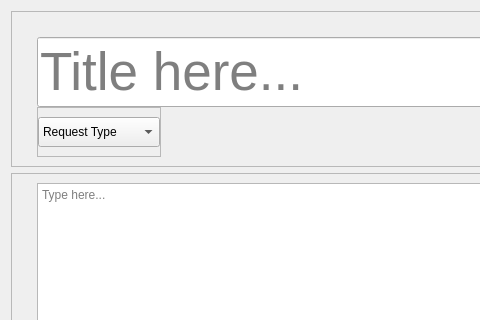
Before: the Qt Designer form ui/Submit_request_form.ui in TransparentGlass/Merlin-s-Lamp--Request-Manager, drawn with Qt 5; both pictures show x 0 to 480 and y 0 to 320 of the 652 by 492 pixel window.
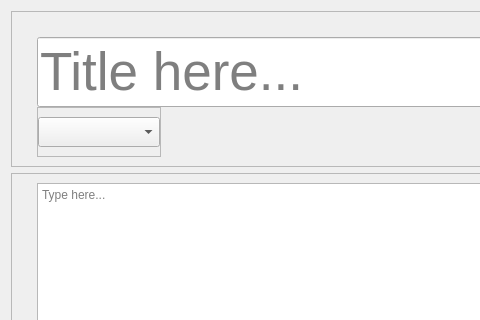
After: the same form once the commit is applied.

Patch:
```diff
--- a/ui/Submit_request_form.ui
+++ b/ui/Submit_request_form.ui
@@ -91,11 +91,9 @@
              <height>30</height>
             </size>
            </property>
-           <item>
-            <property name="text">
+           <property name="placeholderText">
              <string>Request Type</string>
             </property>
-           </item>
            <item>
             <property name="text">
              <string>Feature</string>
```
Lines whose indentation alone changed are shown as unchanged.
